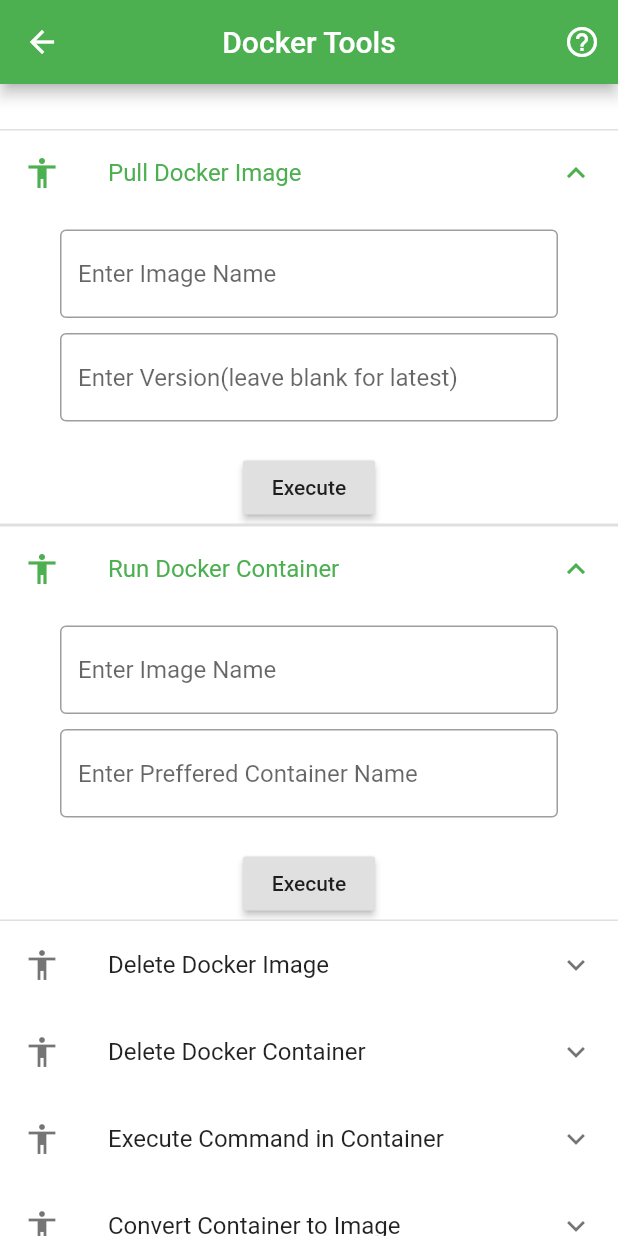
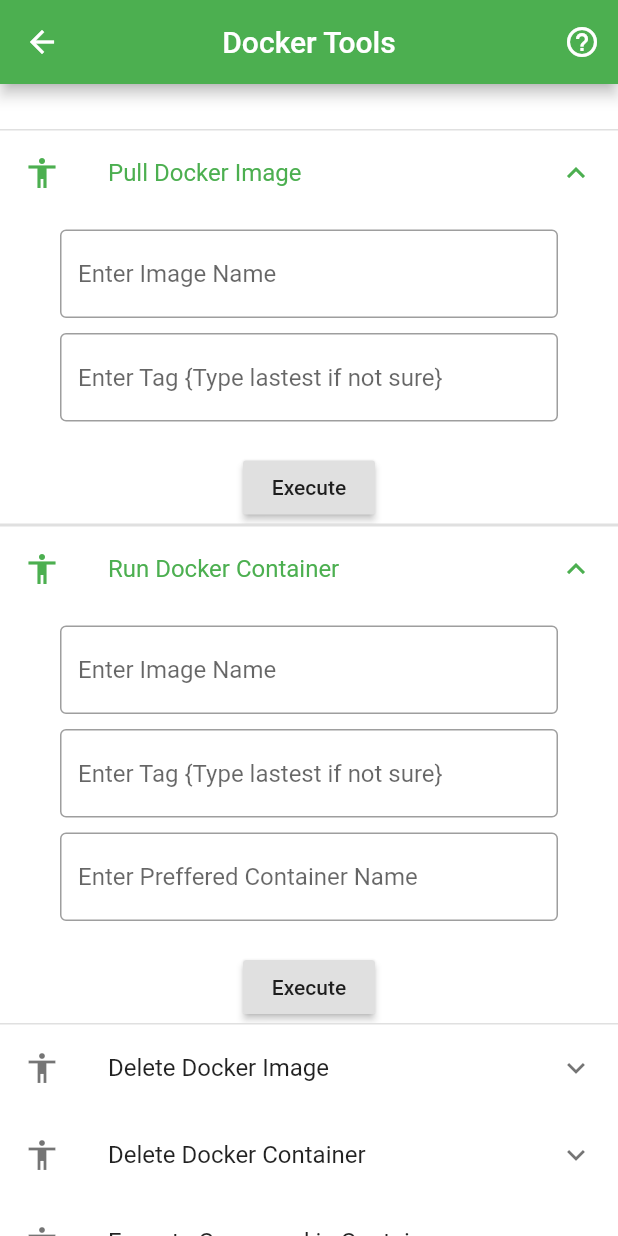
Before and after one commit to gauravmehta13/Remote_Management_App, a Flutter app: the Docker screen opened directly, after a tap on "Pull Docker Image", after a tap on "Run Docker Container", on a phone screen of 412 x 824 dp. Run offline on Flutter 3.47's test engine with Material 2 defaults, Android fonts, the phone set to English and light mode, and no system bars; our stand-ins replace fluttertoast; network calls fail.

Commit message:
added functionality of pull delete image and container run

```diff
--- a/lib/Screens/Docker.dart
+++ b/lib/Screens/Docker.dart
@@ -1,4 +1,32 @@
 import 'package:flutter/material.dart';
+import 'package:http/http.dart' as http;
+
+var imagename, tag, cName;
+
+dockerPull(imagename, {tag='latest'}) async {
+  var url = 'http://35.168.3.119/cgi-bin/dockerimagepull.py?x=$imagename&y=$tag';
+  var response =  await http.get(url);
+  print(response.body);
+}
+
+
+dokckerRun(imagename,tag,cName) async{
+  var url = 'http://35.168.3.119/cgi-bin/dockerrun.py?x=$imagename&y=$tag&z=$cName';
+  var response =  await http.get(url);
+  print(response.body);
+}
+
+imageDel(imagename, tag) async {
+  var url = 'http://35.168.3.119/cgi-bin/imagedel.py?x=$imagename&y=$tag';
+  var response =  await http.get(url);
+  print(response.body);
+}
+
+containerDel(cName) async {
+  var url = 'http://35.168.3.119/cgi-bin/containerdel.py?x=$cName';
+  var response =  await http.get(url);
+  print(response.body);
+}
 
 class Docker extends StatelessWidget {
   @override
@@ -36,7 +64,7 @@ class Docker extends StatelessWidget {
                       border: OutlineInputBorder(),
                     ),
                     onChanged: (x) {
-                      //    commandName = x;
+                      imagename = x;
                     },
                   ),
                 ),
@@ -47,18 +75,20 @@ class Docker extends StatelessWidget {
                   padding: const EdgeInsets.symmetric(horizontal: 40),
                   child: TextField(
                     decoration: InputDecoration(
-                      hintText: "Enter Version(leave blank for latest)",
+                      hintText: "Enter Tag {Type lastest if not sure}",
                       border: OutlineInputBorder(),
                     ),
                     onChanged: (x) {
-                      //    commandName = x;
+                      tag = x;
                     },
                   ),
                 ),
                 SizedBox(
                   height: 20,
                 ),
-                RaisedButton(child: Text('Execute'), onPressed: () {})
+                RaisedButton(child: Text('Execute'), onPressed: () {
+                  dockerPull(imagename,tag: tag);
+                })
               ])
             ],
           ),
@@ -79,7 +109,22 @@ class Docker extends StatelessWidget {
                       border: OutlineInputBorder(),
                     ),
                     onChanged: (x) {
-                      //    commandName = x;
+                          imagename = x;
+                    },
+                  ),
+                ),
+                SizedBox(
+                  height: 10,
+                ),
+                Padding(
+                  padding: const EdgeInsets.symmetric(horizontal: 40),
+                  child: TextField(
+                    decoration: InputDecoration(
+                      hintText: "Enter Tag {Type lastest if not sure}",
+                      border: OutlineInputBorder(),
+                    ),
+                    onChanged: (x) {
+                      tag = x;
                     },
                   ),
                 ),
@@ -94,14 +139,16 @@ class Docker extends StatelessWidget {
                       border: OutlineInputBorder(),
                     ),
                     onChanged: (x) {
-                      //    commandName = x;
+                      cName = x;
                     },
                   ),
                 ),
                 SizedBox(
                   height: 20,
                 ),
-                RaisedButton(child: Text('Execute'), onPressed: () {})
+                RaisedButton(child: Text('Execute'), onPressed: () {
+                  dokckerRun(imagename, tag, cName);
+                })
               ])
             ],
           ),
@@ -122,13 +169,32 @@ class Docker extends StatelessWidget {
                       hintText: "Enter the Image You Want to Delete",
                       border: OutlineInputBorder(),
                     ),
-                    onChanged: (x) {},
+                    onChanged: (x) {
+                      imagename = x;
+                    },
+                  ),
+                ),
+                SizedBox(
+                  height: 10,
+                ),
+                Padding(
+                  padding: const EdgeInsets.symmetric(horizontal: 40),
+                  child: TextField(
+                    decoration: InputDecoration(
+                      hintText: "Enter Tag {Type lastest if not sure}",
+                      border: OutlineInputBorder(),
+                    ),
+                    onChanged: (x) {
+                      tag = x;
+                    },
                   ),
                 ),
                 SizedBox(
                   height: 20,
                 ),
-                RaisedButton(child: Text('Delete'), onPressed: () {})
+                RaisedButton(child: Text('Delete'), onPressed: () {
+                  imageDel(imagename, tag);
+                })
               ])
             ],
           ),
@@ -145,33 +211,20 @@ class Docker extends StatelessWidget {
                   padding: const EdgeInsets.symmetric(horizontal: 40),
                   child: TextField(
                     decoration: InputDecoration(
-                      hintText: "Container To delete",
+                      hintText: "Container Name To delete",
                       border: OutlineInputBorder(),
                     ),
                     onChanged: (x) {
-                      //    commandName = x;
+                      cName = x;
                     },
                   ),
                 ),
-                /* SizedBox(
-                  height: 10,
-                ),
-                Padding(
-                  padding: const EdgeInsets.symmetric(horizontal: 40),
-                  child: TextField(
-                    decoration: InputDecoration(
-                      hintText: "Enter Version(leave blank for latest)",
-                      border: OutlineInputBorder(),
-                    ),
-                    onChanged: (x) {
-                      //    commandName = x;
-                    },
-                  ),
-                ),*/
                 SizedBox(
                   height: 20,
                 ),
-                RaisedButton(child: Text('Delete'), onPressed: () {})
+                RaisedButton(child: Text('Delete'), onPressed: () {
+                  containerDel(cName);
+                })
               ])
             ],
           ),
```
